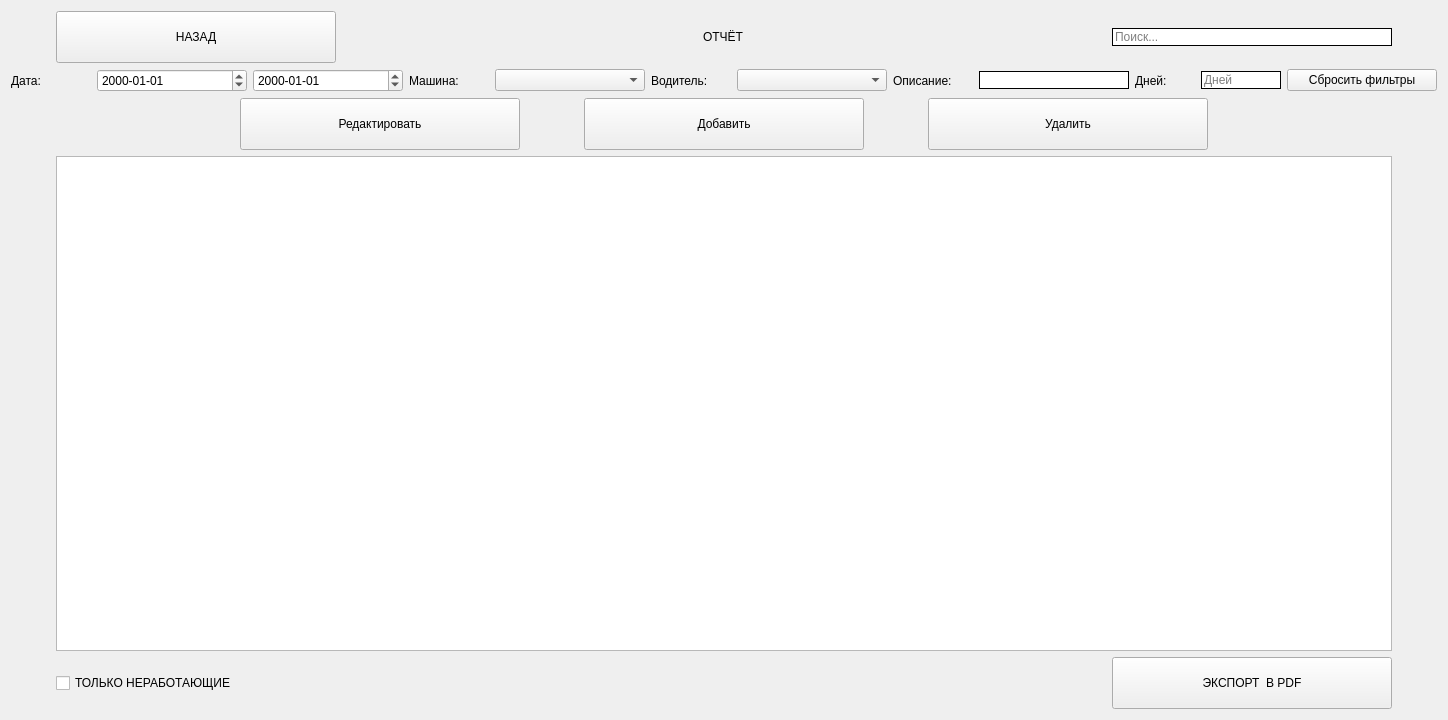
The window that EcoTaxiQt/pages/editablereport.ui (zhanyysh/ecotaxi) describes before a commit, drawn with Qt 5.
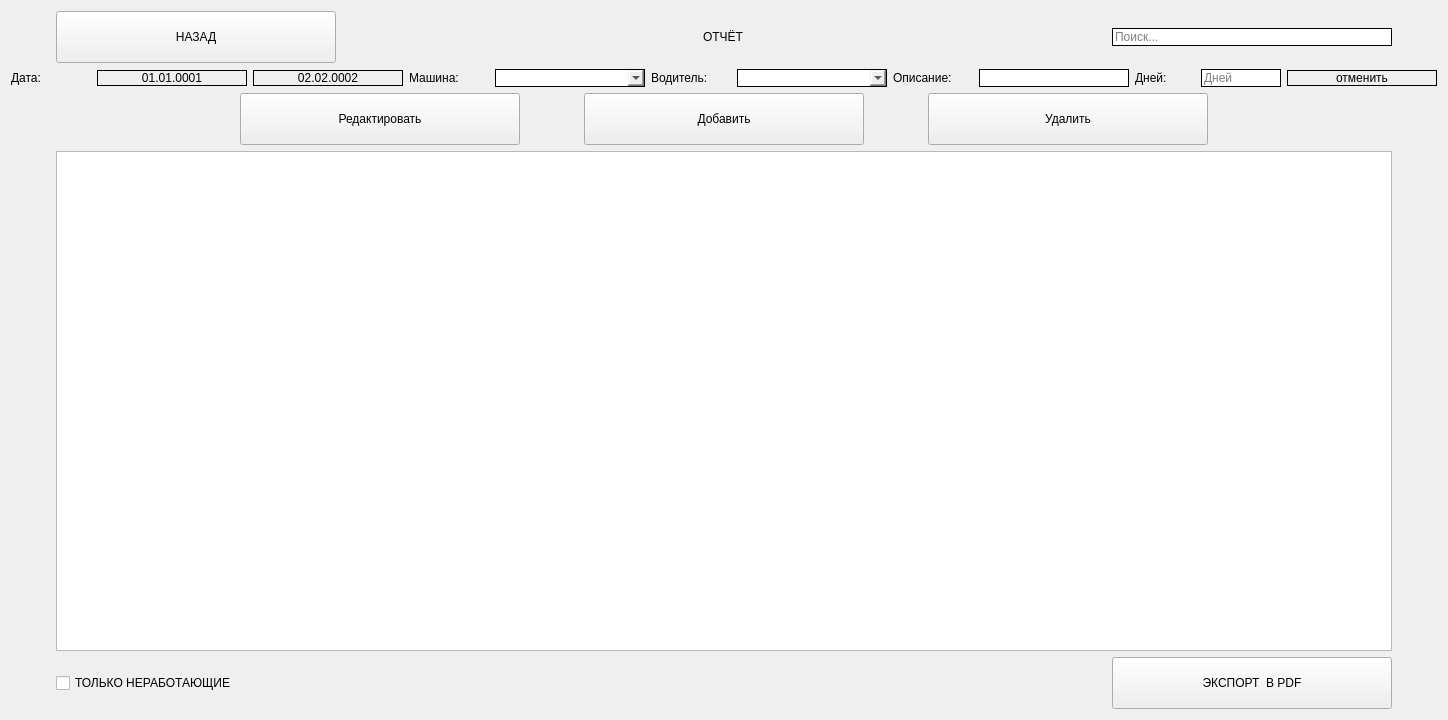
The same window after the commit.

Diff of the .ui file:
```diff
--- a/EcoTaxiQt/pages/editablereport.ui
+++ b/EcoTaxiQt/pages/editablereport.ui
@@ -92,15 +92,18 @@
       </widget>
      </item>
      <item>
-      <widget class="QDateEdit" name="startDateEdit">
+      <widget class="QPushButton" name="startDateButton">
        <property name="minimumSize">
         <size>
          <width>150</width>
          <height>0</height>
         </size>
        </property>
-       <property name="displayFormat">
-        <string>yyyy-MM-dd</string>
+       <property name="styleSheet">
+        <string notr="true">border: 1px solid black; border-radius: 10px;</string>
+       </property>
+       <property name="text">
+        <string>01.01.0001</string>
        </property>
       </widget>
      </item>
@@ -115,15 +118,18 @@
       </spacer>
      </item>
      <item>
-      <widget class="QDateEdit" name="endDateEdit">
+      <widget class="QPushButton" name="endDateButton">
        <property name="minimumSize">
         <size>
          <width>150</width>
          <height>0</height>
         </size>
        </property>
-       <property name="displayFormat">
-        <string>yyyy-MM-dd</string>
+       <property name="styleSheet">
+        <string notr="true">border: 1px solid black; border-radius: 10px;</string>
+       </property>
+       <property name="text">
+        <string>02.02.0002</string>
        </property>
       </widget>
      </item>
@@ -148,6 +154,9 @@
          <height>0</height>
         </size>
        </property>
+       <property name="styleSheet">
+        <string notr="true">border: 1px solid black;</string>
+       </property>
       </widget>
      </item>
      <item>
@@ -181,6 +190,9 @@
          <height>0</height>
         </size>
        </property>
+       <property name="styleSheet">
+        <string notr="true">border: 1px solid black;</string>
+       </property>
       </widget>
      </item>
      <item>
@@ -276,8 +288,11 @@
          <height>0</height>
         </size>
        </property>
+       <property name="styleSheet">
+        <string notr="true">border: 1px solid black; border-radius: 10px;</string>
+       </property>
        <property name="text">
-        <string>Сбросить фильтры</string>
+        <string>отменить</string>
        </property>
       </widget>
      </item>
```
Left out of the diff: 4 changed lines with no effect on the pictures.
